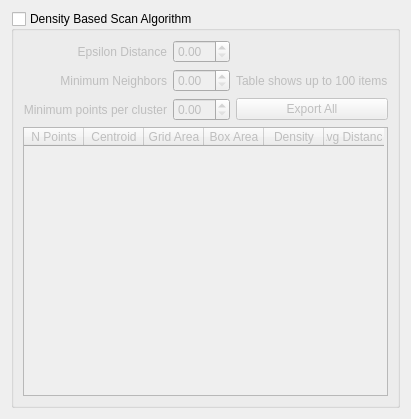
Above: ui/DBScan.ui from BrettJSettle/VispyViews before the change. Below: the same form after it.
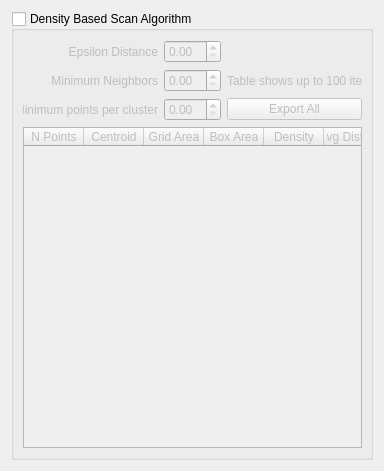
That is the form after the change. Custom widgets are drawn as their Qt base class.

What changed in the file:
```diff
--- a/ui/DBScan.ui
+++ b/ui/DBScan.ui
@@ -6,8 +6,8 @@
    <rect>
     <x>0</x>
     <y>0</y>
-    <width>411</width>
-    <height>419</height>
+    <width>384</width>
+    <height>471</height>
    </rect>
   </property>
   <property name="windowTitle">
```
